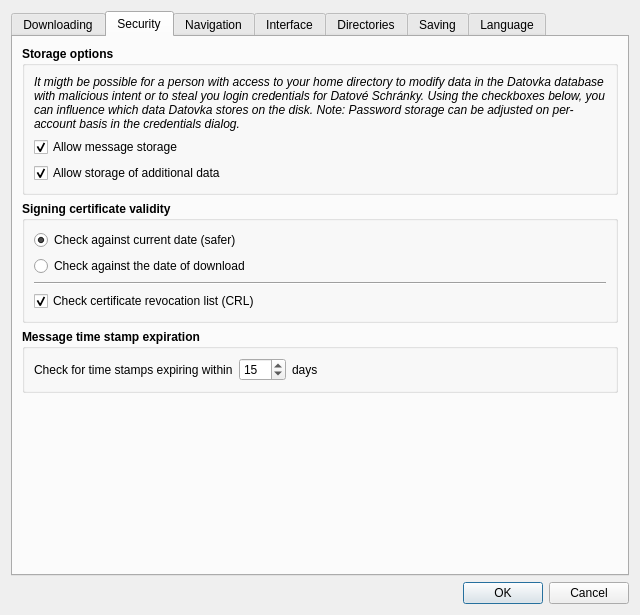
psakar/datovka, file src/gui/ui/dlg_preferences.ui: the form before one commit.
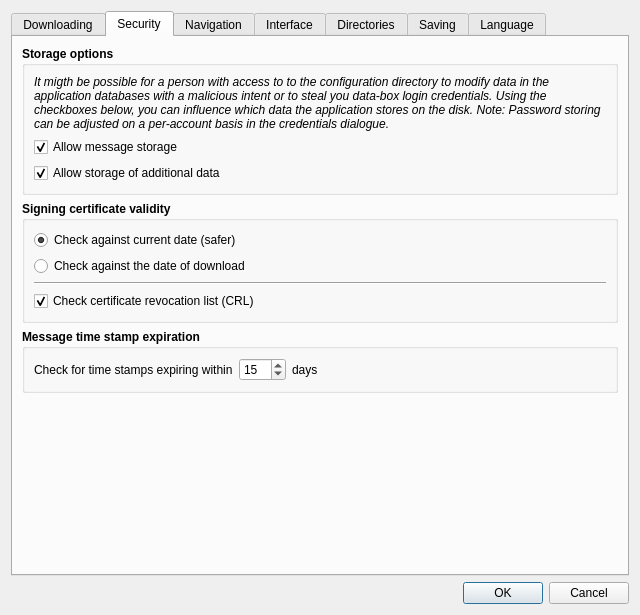
The form after the commit. The open tabs and pages were chosen to show the change. Icons and pictures are not drawn.

Commit message:
Placed storage-related setting into one block.
Fixed an error when certificate check against current date and date of
download was displayed the other way around.

```diff
--- a/src/gui/ui/dlg_preferences.ui
+++ b/src/gui/ui/dlg_preferences.ui
@@ -517,7 +517,7 @@
              </font>
             </property>
             <property name="text">
-             <string>It migth be possible for a person with access to your home directory to modify data in the Datovka database with malicious intent or to steal you login credentials for Datové Schránky. Using the checkboxes below, you can influence which data Datovka stores on the disk. Note: Password storage can be adjusted on per-account basis in the credentials dialog.</string>
+             <string>It migth be possible for a person with access to to the configuration directory to modify data in the application databases with a malicious intent or to steal you data-box login credentials. Using the checkboxes below, you can influence which data the application stores on the disk. Note: Password storing can be adjusted on a per-account basis in the credentials dialogue.</string>
             </property>
             <property name="wordWrap">
              <bool>true</bool>
```
Left out of the diff: 16 changed lines with no effect on the pictures. The commit also changes 1 other file.
